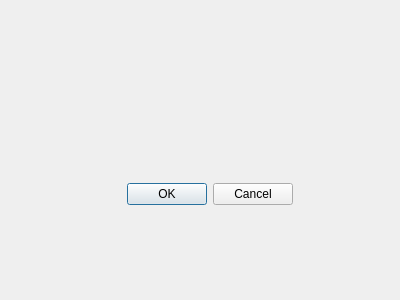
Old version of the form addemployeewindow.ui in the repository mariedegen/QtProject.
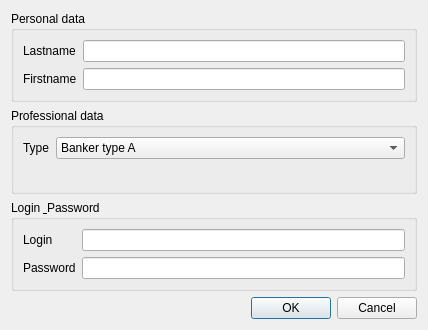
New version of the form.

What changed in the file:
```diff
--- a/addemployeewindow.ui
+++ b/addemployeewindow.ui
@@ -6,8 +6,8 @@
    <rect>
     <x>0</x>
     <y>0</y>
-    <width>400</width>
-    <height>300</height>
+    <width>428</width>
+    <height>330</height>
    </rect>
   </property>
   <property name="mouseTracking">
@@ -19,22 +19,128 @@
   <property name="locale">
    <locale language="English" country="UnitedStates"/>
   </property>
-  <widget class="QDialogButtonBox" name="buttonBox">
-   <property name="geometry">
-    <rect>
-     <x>100</x>
-     <y>180</y>
-     <width>193</width>
-     <height>28</height>
-    </rect>
-   </property>
-   <property name="locale">
-    <locale language="English" country="UnitedStates"/>
-   </property>
-   <property name="standardButtons">
-    <set>QDialogButtonBox::Cancel|QDialogButtonBox::Ok</set>
-   </property>
-  </widget>
+  <layout class="QGridLayout" name="gridLayout">
+   <item row="1" column="0">
+    <widget class="QGroupBox" name="groupBox_2">
+     <property name="title">
+      <string>Professional data</string>
+     </property>
+     <layout class="QFormLayout" name="formLayout_2">
+      <item row="0" column="0">
+       <widget class="QLabel" name="label_3">
+        <property name="text">
+         <string>Type</string>
+        </property>
+       </widget>
+      </item>
+      <item row="0" column="1">
+       <widget class="QComboBox" name="comboBox">
+        <item>
+         <property name="text">
+          <string>Banker type A</string>
+         </property>
+        </item>
+        <item>
+         <property name="text">
+          <string>Banker type B</string>
+         </property>
+        </item>
+        <item>
+         <property name="text">
+          <string>Accommodation insurer</string>
+         </property>
+        </item>
+        <item>
+         <property name="text">
+          <string>Car insurer</string>
+         </property>
+        </item>
+        <item>
+         <property name="text">
+          <string>Life insurer</string>
+         </property>
+        </item>
+        <item>
+         <property name="text">
+          <string>Computer scientist</string>
+         </property>
+        </item>
+        <item>
+         <property name="text">
+          <string>Other</string>
+         </property>
+        </item>
+       </widget>
+      </item>
+     </layout>
+    </widget>
+   </item>
+   <item row="0" column="0">
+    <widget class="QGroupBox" name="groupBox">
+     <property name="title">
+      <string>Personal data</string>
+     </property>
+     <layout class="QFormLayout" name="formLayout">
+      <item row="0" column="0">
+       <widget class="QLabel" name="label_2">
+        <property name="text">
+         <string>Lastname</string>
+        </property>
+       </widget>
+      </item>
+      <item row="0" column="1">
+       <widget class="QLineEdit" name="lineEdit_2"/>
+      </item>
+      <item row="1" column="0">
+       <widget class="QLabel" name="label">
+        <property name="text">
+         <string>Firstname</string>
+        </property>
+       </widget>
+      </item>
+      <item row="1" column="1">
+       <widget class="QLineEdit" name="lineEdit"/>
+      </item>
+     </layout>
+    </widget>
+   </item>
+   <item row="3" column="0">
+    <widget class="QDialogButtonBox" name="buttonBox">
+     <property name="standardButtons">
+      <set>QDialogButtonBox::Cancel|QDialogButtonBox::Ok</set>
+     </property>
+    </widget>
+   </item>
+   <item row="2" column="0">
+    <widget class="QGroupBox" name="groupBox_3">
+     <property name="title">
+      <string>Login &amp; Password</string>
+     </property>
+     <layout class="QFormLayout" name="formLayout_3">
+      <item row="0" column="0">
+       <widget class="QLabel" name="label_4">
+        <property name="text">
+         <string>Login</string>
+        </property>
+       </widget>
+      </item>
+      <item row="0" column="1">
+       <widget class="QLineEdit" name="lineEdit_3"/>
+      </item>
+      <item row="1" column="0">
+       <widget class="QLabel" name="label_5">
+        <property name="text">
+         <string>Password</string>
+        </property>
+       </widget>
+      </item>
+      <item row="1" column="1">
+       <widget class="QLineEdit" name="lineEdit_4"/>
+      </item>
+     </layout>
+    </widget>
+   </item>
+  </layout>
  </widget>
  <resources/>
  <connections/>
```
